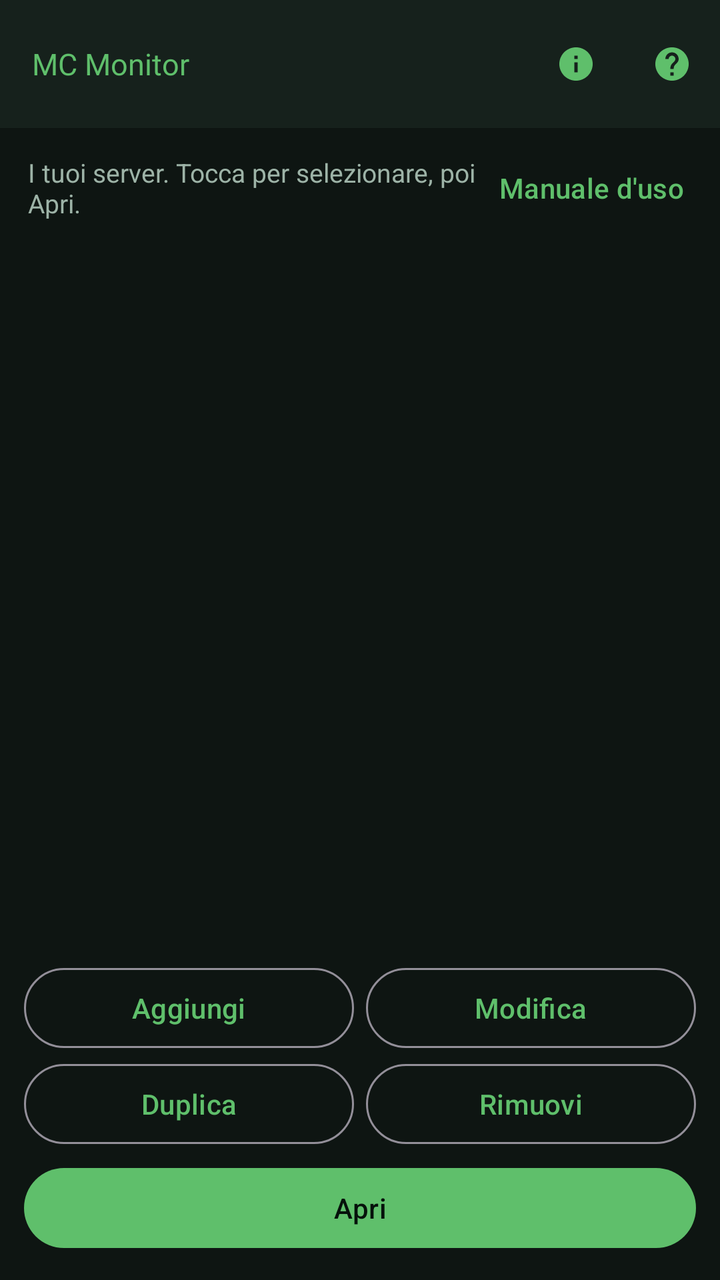
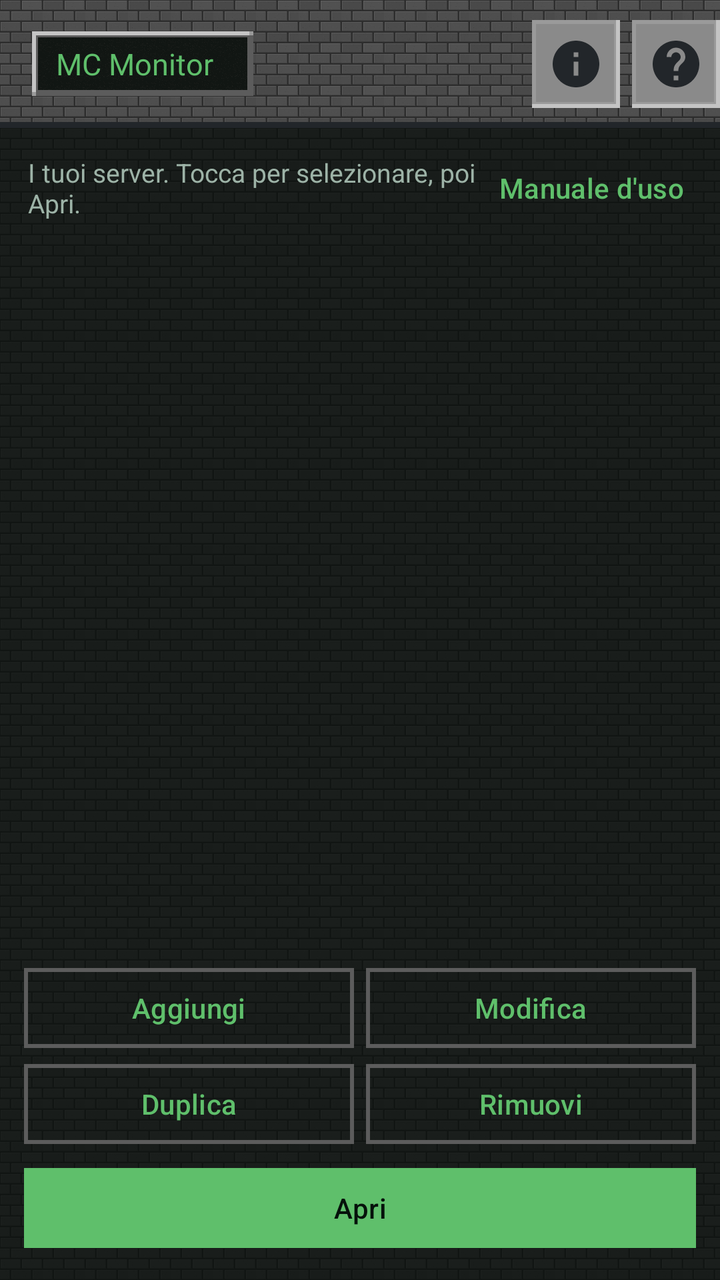

The first picture is an Android layout as it rendered before a commit; the second is the same layout after the commit. The layout source and the unified diff follow.
<!-- AndroidManifest.xml: application theme Theme.McMonitor -->
<!-- res/layout/activity_servers.xml -->
<?xml version="1.0" encoding="utf-8"?>
<LinearLayout xmlns:android="http://schemas.android.com/apk/res/android"
    xmlns:app="http://schemas.android.com/apk/res-auto"
    android:id="@+id/root"
    android:layout_width="match_parent"
    android:layout_height="match_parent"
    android:background="@color/bg"
    android:orientation="vertical">

    <com.google.android.material.appbar.AppBarLayout
        android:id="@+id/appbar"
        android:layout_width="match_parent"
        android:layout_height="wrap_content"
        android:background="@color/surface">

        <com.google.android.material.appbar.MaterialToolbar
            android:id="@+id/toolbar"
            android:layout_width="match_parent"
            android:layout_height="?attr/actionBarSize">

            <LinearLayout
                android:layout_width="wrap_content"
                android:layout_height="wrap_content"
                android:baselineAligned="true"
                android:orientation="horizontal">

                <TextView
                    android:layout_width="wrap_content"
                    android:layout_height="wrap_content"
                    android:fontFamily="@font/press_start_2p"
                    android:text="@string/app_name"
                    android:textColor="@color/grass"
                    android:textSize="15sp" />

                <TextView
                    android:id="@+id/version"
                    android:layout_width="wrap_content"
                    android:layout_height="wrap_content"
                    android:layout_marginStart="8dp"
                    android:textColor="@color/text_dim"
                    android:textSize="12sp" />
            </LinearLayout>

            <LinearLayout
                android:layout_width="wrap_content"
                android:layout_height="wrap_content"
                android:layout_gravity="end"
                android:orientation="horizontal">

                <com.google.android.material.button.MaterialButton
                    android:id="@+id/btnInfo"
                    style="@style/Widget.Material3.Button.IconButton"
                    android:layout_width="48dp"
                    android:layout_height="48dp"
                    android:contentDescription="Informazioni sull'applicazione"
                    android:tooltipText="Informazioni"
                    app:icon="@drawable/ic_info"
                    app:iconPadding="0dp" />

                <com.google.android.material.button.MaterialButton
                    android:id="@+id/btnHelp"
                    style="@style/Widget.Material3.Button.IconButton"
                    android:layout_width="48dp"
                    android:layout_height="48dp"
                    android:contentDescription="Aiuto su questa pagina"
                    android:tooltipText="Aiuto"
                    app:icon="@drawable/ic_help"
                    app:iconPadding="0dp" />
            </LinearLayout>
        </com.google.android.material.appbar.MaterialToolbar>
    </com.google.android.material.appbar.AppBarLayout>

    <include
        android:id="@+id/updateBanner"
        layout="@layout/view_update_banner" />

    <LinearLayout
        android:layout_width="match_parent"
        android:layout_height="wrap_content"
        android:gravity="center_vertical"
        android:orientation="horizontal"
        android:paddingStart="14dp"
        android:paddingTop="6dp"
        android:paddingEnd="6dp"
        android:paddingBottom="6dp">

        <TextView
            android:layout_width="0dp"
            android:layout_height="wrap_content"
            android:layout_weight="1"
            android:text="I tuoi server. Tocca per selezionare, poi Apri."
            android:textColor="@color/text_dim"
            android:textSize="13sp" />

        <com.google.android.material.button.MaterialButton
            android:id="@+id/btnManual"
            style="@style/Widget.Material3.Button.TextButton"
            android:layout_width="wrap_content"
            android:layout_height="wrap_content"
            android:text="Manuale d'uso" />
    </LinearLayout>

    <androidx.core.widget.NestedScrollView
        android:layout_width="match_parent"
        android:layout_height="0dp"
        android:layout_weight="1"
        android:paddingStart="12dp"
        android:paddingEnd="12dp">

        <LinearLayout
            android:id="@+id/list"
            android:layout_width="match_parent"
            android:layout_height="wrap_content"
            android:orientation="vertical" />
    </androidx.core.widget.NestedScrollView>

    <TextView
        android:id="@+id/empty"
        android:layout_width="match_parent"
        android:layout_height="wrap_content"
        android:padding="24dp"
        android:text="Nessun server configurato.\nPremi Aggiungi per crearne uno."
        android:textAlignment="center"
        android:textColor="@color/text_dim"
        android:visibility="gone" />

    <LinearLayout
        android:layout_width="match_parent"
        android:layout_height="wrap_content"
        android:orientation="vertical"
        android:padding="12dp">

        <LinearLayout
            android:layout_width="match_parent"
            android:layout_height="wrap_content"
            android:orientation="horizontal">

            <com.google.android.material.button.MaterialButton
                android:id="@+id/btnAdd"
                style="@style/Widget.Material3.Button.OutlinedButton"
                android:layout_width="0dp"
                android:layout_height="wrap_content"
                android:layout_marginEnd="6dp"
                android:layout_weight="1"
                android:text="Aggiungi" />

            <com.google.android.material.button.MaterialButton
                android:id="@+id/btnEdit"
                style="@style/Widget.Material3.Button.OutlinedButton"
                android:layout_width="0dp"
                android:layout_height="wrap_content"
                android:layout_weight="1"
                android:text="Modifica" />
        </LinearLayout>

        <LinearLayout
            android:layout_width="match_parent"
            android:layout_height="wrap_content"
            android:orientation="horizontal">

            <com.google.android.material.button.MaterialButton
                android:id="@+id/btnClone"
                style="@style/Widget.Material3.Button.OutlinedButton"
                android:layout_width="0dp"
                android:layout_height="wrap_content"
                android:layout_marginEnd="6dp"
                android:layout_weight="1"
                android:text="Duplica" />

            <com.google.android.material.button.MaterialButton
                android:id="@+id/btnRemove"
                style="@style/Widget.Material3.Button.OutlinedButton"
                android:layout_width="0dp"
                android:layout_height="wrap_content"
                android:layout_weight="1"
                android:text="Rimuovi" />
        </LinearLayout>

        <com.google.android.material.button.MaterialButton
            android:id="@+id/btnOpen"
            android:layout_width="match_parent"
            android:layout_height="wrap_content"
            android:layout_marginTop="4dp"
            android:text="Apri" />
    </LinearLayout>
</LinearLayout>
<!-- res/layout/view_update_banner.xml (included above) -->
<?xml version="1.0" encoding="utf-8"?>
<com.google.android.material.card.MaterialCardView xmlns:android="http://schemas.android.com/apk/res/android"
    xmlns:app="http://schemas.android.com/apk/res-auto"
    android:layout_width="match_parent"
    android:layout_height="wrap_content"
    android:layout_margin="10dp"
    android:visibility="gone"
    app:cardBackgroundColor="@color/surface_high"
    app:cardCornerRadius="12dp"
    app:strokeColor="@color/grass"
    app:strokeWidth="1dp">

    <LinearLayout
        android:layout_width="match_parent"
        android:layout_height="wrap_content"
        android:orientation="vertical"
        android:padding="12dp">

        <TextView
            android:id="@+id/updateTitle"
            android:layout_width="match_parent"
            android:layout_height="wrap_content"
            android:textColor="@color/grass"
            android:textSize="14sp"
            android:textStyle="bold" />

        <TextView
            android:id="@+id/updateNotes"
            android:layout_width="match_parent"
            android:layout_height="wrap_content"
            android:layout_marginTop="2dp"
            android:maxLines="4"
            android:textColor="@color/text_dim"
            android:textSize="12sp" />

        <LinearLayout
            android:layout_width="match_parent"
            android:layout_height="wrap_content"
            android:gravity="end"
            android:orientation="horizontal">

            <com.google.android.material.button.MaterialButton
                android:id="@+id/updateDismiss"
                style="@style/Widget.Material3.Button.TextButton"
                android:layout_width="wrap_content"
                android:layout_height="wrap_content"
                android:text="Più tardi" />

            <com.google.android.material.button.MaterialButton
                android:id="@+id/updateInstall"
                android:layout_width="wrap_content"
                android:layout_height="wrap_content"
                android:layout_marginStart="8dp"
                android:text="Aggiorna" />
        </LinearLayout>
    </LinearLayout>
</com.google.android.material.card.MaterialCardView>
<!-- resources referenced by this layout -->
<resources>
  <style name="Theme.McMonitor" parent="Theme.Material3.Dark.NoActionBar">
          <item name="colorPrimary">@color/grass</item>
          <item name="colorOnPrimary">#06120B</item>
          <item name="colorPrimaryContainer">@color/grass_dark</item>
          <item name="colorOnPrimaryContainer">@color/text</item>
          <item name="colorSecondary">@color/dirt</item>
          <item name="colorError">@color/danger</item>
          <item name="android:colorBackground">@color/bg</item>
          <item name="colorSurface">@color/surface</item>
          <item name="colorSurfaceVariant">@color/surface_high</item>
          <item name="colorOnSurface">@color/text</item>
          <item name="colorOnSurfaceVariant">@color/text_dim</item>
          <item name="android:statusBarColor" tools:targetApi="l">@color/surface</item>
          <item name="android:navigationBarColor" tools:targetApi="l">@color/bg</item>
      </style>
  <!-- unchanged entries left out for length: 12 -->
</resources>

<!-- the commit's change to res/layout/activity_servers.xml (unified diff, before → after) -->
@@ -4,25 +4,31 @@
     android:id="@+id/root"
     android:layout_width="match_parent"
     android:layout_height="match_parent"
-    android:background="@color/bg"
     android:orientation="vertical">
 
     <com.google.android.material.appbar.AppBarLayout
         android:id="@+id/appbar"
         android:layout_width="match_parent"
         android:layout_height="wrap_content"
-        android:background="@color/surface">
+        android:background="@drawable/bg_appbar_stone">
 
         <com.google.android.material.appbar.MaterialToolbar
             android:id="@+id/toolbar"
             android:layout_width="match_parent"
-            android:layout_height="?attr/actionBarSize">
+            android:layout_height="?attr/actionBarSize"
+            android:background="@android:color/transparent">
 
             <LinearLayout
                 android:layout_width="wrap_content"
                 android:layout_height="wrap_content"
+                android:background="@drawable/bg_panel_inset"
                 android:baselineAligned="true"
-                android:orientation="horizontal">
+                android:gravity="center_vertical"
+                android:orientation="horizontal"
+                android:paddingStart="12dp"
+                android:paddingTop="6dp"
+                android:paddingEnd="12dp"
+                android:paddingBottom="6dp">
 
                 <TextView
                     android:layout_width="wrap_content"
@@ -47,25 +53,31 @@
                 android:layout_gravity="end"
                 android:orientation="horizontal">
 
-                <com.google.android.material.button.MaterialButton
+                <ImageButton
                     android:id="@+id/btnInfo"
-                    style="@style/Widget.Material3.Button.IconButton"
-                    android:layout_width="48dp"
-                    android:layout_height="48dp"
+                    android:layout_width="44dp"
+                    android:layout_height="44dp"
+                    android:layout_marginStart="6dp"
+                    android:background="@drawable/bg_stone_button"
                     android:contentDescription="Informazioni sull'applicazione"
-                    android:tooltipText="Informazioni"
-                    app:icon="@drawable/ic_info"
-                    app:iconPadding="0dp" />
-
-                <com.google.android.material.button.MaterialButton
+                    android:padding="8dp"
+                    android:scaleType="fitCenter"
+                    android:src="@drawable/ic_info"
+                    android:tint="#22262A"
+                    android:tooltipText="Informazioni" />
+
+                <ImageButton
                     android:id="@+id/btnHelp"
-                    style="@style/Widget.Material3.Button.IconButton"
-                    android:layout_width="48dp"
-                    android:layout_height="48dp"
+                    android:layout_width="44dp"
+                    android:layout_height="44dp"
+                    android:layout_marginStart="6dp"
+                    android:background="@drawable/bg_stone_button"
                     android:contentDescription="Aiuto su questa pagina"
-                    android:tooltipText="Aiuto"
-                    app:icon="@drawable/ic_help"
-                    app:iconPadding="0dp" />
+                    android:padding="8dp"
+                    android:scaleType="fitCenter"
+                    android:src="@drawable/ic_help"
+                    android:tint="#22262A"
+                    android:tooltipText="Aiuto" />
             </LinearLayout>
         </com.google.android.material.appbar.MaterialToolbar>
     </com.google.android.material.appbar.AppBarLayout>
@@ -94,7 +106,7 @@
 
         <com.google.android.material.button.MaterialButton
             android:id="@+id/btnManual"
-            style="@style/Widget.Material3.Button.TextButton"
+            style="@style/McButton.Text"
             android:layout_width="wrap_content"
             android:layout_height="wrap_content"
             android:text="Manuale d'uso" />
@@ -137,7 +149,7 @@
 
             <com.google.android.material.button.MaterialButton
                 android:id="@+id/btnAdd"
-                style="@style/Widget.Material3.Button.OutlinedButton"
+                style="@style/McButton.Outlined"
                 android:layout_width="0dp"
                 android:layout_height="wrap_content"
                 android:layout_marginEnd="6dp"
@@ -146,7 +158,7 @@
 
             <com.google.android.material.button.MaterialButton
                 android:id="@+id/btnEdit"
-                style="@style/Widget.Material3.Button.OutlinedButton"
+                style="@style/McButton.Outlined"
                 android:layout_width="0dp"
                 android:layout_height="wrap_content"
                 android:layout_weight="1"
@@ -160,7 +172,7 @@
 
             <com.google.android.material.button.MaterialButton
                 android:id="@+id/btnClone"
-                style="@style/Widget.Material3.Button.OutlinedButton"
+                style="@style/McButton.Outlined"
                 android:layout_width="0dp"
                 android:layout_height="wrap_content"
                 android:layout_marginEnd="6dp"
@@ -169,7 +181,7 @@
 
             <com.google.android.material.button.MaterialButton
                 android:id="@+id/btnRemove"
-                style="@style/Widget.Material3.Button.OutlinedButton"
+                style="@style/McButton.Outlined"
                 android:layout_width="0dp"
                 android:layout_height="wrap_content"
                 android:layout_weight="1"
@@ -178,6 +190,7 @@
 
         <com.google.android.material.button.MaterialButton
             android:id="@+id/btnOpen"
+            style="@style/McButton.Primary"
             android:layout_width="match_parent"
             android:layout_height="wrap_content"
             android:layout_marginTop="4dp"
@@ -193,7 +206,7 @@
     android:layout_margin="10dp"
     android:visibility="gone"
     app:cardBackgroundColor="@color/surface_high"
-    app:cardCornerRadius="12dp"
+    app:cardCornerRadius="0dp"
     app:strokeColor="@color/grass"
     app:strokeWidth="1dp">
 
@@ -228,7 +241,7 @@
 
             <com.google.android.material.button.MaterialButton
                 android:id="@+id/updateDismiss"
-                style="@style/Widget.Material3.Button.TextButton"
+                style="@style/McButton.Text"
                 android:layout_width="wrap_content"
                 android:layout_height="wrap_content"
                 android:text="Più tardi" />
<!-- resource entries referenced after the edit -->
@@ -1,5 +1,119 @@
 <!-- resources referenced by this layout -->
 <resources>
+  <!-- drawable bg_appbar_stone (drawable) -->
+  <?xml version="1.0" encoding="utf-8"?>
+  <layer-list xmlns:android="http://schemas.android.com/apk/res/android">
+  
+      <item>
+          <bitmap
+              android:src="@drawable/tile_stone"
+              android:tileModeX="repeat"
+              android:tileModeY="repeat" />
+      </item>
+  
+      <item>
+          <color android:color="#66000000" />
+      </item>
+  
+      <item android:gravity="bottom">
+          <shape android:shape="rectangle">
+              <size android:height="3dp" />
+              <solid android:color="#22262A" />
+          </shape>
+      </item>
+  </layer-list>
+  <!-- drawable bg_panel_inset (drawable) -->
+  <?xml version="1.0" encoding="utf-8"?>
+  <layer-list xmlns:android="http://schemas.android.com/apk/res/android">
+  
+      <item>
+          <shape android:shape="rectangle">
+              <solid android:color="#9A9A9A" />
+          </shape>
+      </item>
+  
+      <item
+          android:bottom="2dp"
+          android:end="2dp">
+          <shape android:shape="rectangle">
+              <solid android:color="#C4C4C4" />
+          </shape>
+      </item>
+  
+      <item
+          android:start="2dp"
+          android:top="2dp">
+          <shape android:shape="rectangle">
+              <solid android:color="#5C5C5C" />
+          </shape>
+      </item>
+  
+      <item
+          android:bottom="3dp"
+          android:end="3dp"
+          android:start="3dp"
+          android:top="3dp">
+          <bitmap
+              android:src="@drawable/tile_dark"
+              android:tileModeX="repeat"
+              android:tileModeY="repeat" />
+      </item>
+  </layer-list>
+  <!-- drawable bg_stone_button (drawable) -->
+  <?xml version="1.0" encoding="utf-8"?>
+  <selector xmlns:android="http://schemas.android.com/apk/res/android">
+  
+      <item android:state_pressed="true">
+          <layer-list>
+              <item>
+                  <shape android:shape="rectangle">
+                      <solid android:color="#5C5C5C" />
+                  </shape>
+              </item>
+              <item android:top="2dp" android:start="2dp">
+                  <shape android:shape="rectangle">
+                      <solid android:color="#8A8A8A" />
+                  </shape>
+              </item>
+          </layer-list>
+      </item>
+  
+      <item>
+          <layer-list>
+              <item>
+                  <shape android:shape="rectangle">
+                      <solid android:color="#C4C4C4" />
+                  </shape>
+              </item>
+              <item android:bottom="2dp" android:end="2dp">
+                  <shape android:shape="rectangle">
+                      <solid android:color="#9A9A9A" />
+                  </shape>
+              </item>
+              <item android:top="2dp" android:start="2dp" android:bottom="3dp" android:end="3dp">
+                  <shape android:shape="rectangle">
+                      <solid android:color="#8A8A8A" />
+                  </shape>
+              </item>
+          </layer-list>
+      </item>
+  </selector>
+  <style name="McButton.Outlined" parent="Widget.Material3.Button.OutlinedButton">
+          <item name="cornerRadius">0dp</item>
+          <item name="strokeColor">@color/stone_edge</item>
+          <item name="strokeWidth">2dp</item>
+          <item name="android:textColor">@color/grass</item>
+          <item name="android:textAllCaps">false</item>
+      </style>
+  <style name="McButton.Primary">
+          <item name="backgroundTint">@color/grass</item>
+          <item name="android:textColor">#06120B</item>
+      </style>
+  <style name="McButton.Text" parent="Widget.Material3.Button.TextButton">
+          <item name="cornerRadius">0dp</item>
+          <item name="android:textColor">@color/grass</item>
+          <item name="android:textAllCaps">false</item>
+      </style>
   <style name="Theme.McMonitor" parent="Theme.Material3.Dark.NoActionBar">
           <item name="colorPrimary">@color/grass</item>
           <item name="colorOnPrimary">#06120B</item>
@@ -14,7 +128,52 @@
           <item name="colorOnSurfaceVariant">@color/text_dim</item>
           <item name="android:statusBarColor" tools:targetApi="l">@color/surface</item>
           <item name="android:navigationBarColor" tools:targetApi="l">@color/bg</item>
+  
+          
+          <item name="android:windowBackground">@drawable/bg_window_stone</item>
+          <item name="materialButtonStyle">@style/McButton</item>
+          <item name="materialButtonOutlinedStyle">@style/McButton.Outlined</item>
+          <item name="materialCardViewStyle">@style/McCard</item>
+          <item name="shapeAppearanceSmallComponent">@style/McShape</item>
+          <item name="shapeAppearanceMediumComponent">@style/McShape</item>
+          <item name="shapeAppearanceLargeComponent">@style/McShape</item>
       </style>
+  <!-- drawable tile_stone: png bitmap (drawable-nodpi, 1621 bytes) -->
+  <!-- drawable tile_dark: png bitmap (drawable-nodpi, 1277 bytes) -->
+  <color name="stone_edge">#5C5C5C</color>
+  <!-- drawable bg_window_stone (drawable) -->
+  <?xml version="1.0" encoding="utf-8"?>
+  <layer-list xmlns:android="http://schemas.android.com/apk/res/android">
+      <item>
+          <bitmap
+              android:src="@drawable/tile_stone"
+              android:tileModeX="repeat"
+              android:tileModeY="repeat" />
+      </item>
+      <item>
+          <color android:color="#D9080C0A" />
+      </item>
+  </layer-list>
+  <style name="McButton" parent="Widget.Material3.Button">
+          <item name="cornerRadius">0dp</item>
+          <item name="backgroundTint">@color/stone</item>
+          <item name="android:textColor">@color/stone_text</item>
+          <item name="android:textAllCaps">false</item>
+          <item name="rippleColor">#33FFFFFF</item>
+      </style>
+  <style name="McCard" parent="Widget.Material3.CardView.Filled">
+          <item name="cardCornerRadius">0dp</item>
+          <item name="cardBackgroundColor">@color/surface</item>
+          <item name="strokeColor">@color/stone_edge</item>
+          <item name="strokeWidth">2dp</item>
+          <item name="cardElevation">0dp</item>
+      </style>
+  <style name="McShape" parent="ShapeAppearance.Material3.SmallComponent">
+          <item name="cornerFamily">rounded</item>
+          <item name="cornerSize">0dp</item>
+      </style>
+  <color name="stone">#8A8A8A</color>
+  <color name="stone_text">#12160F</color>
   <!-- unchanged entries left out for length: 12 -->
 </resources>
 
